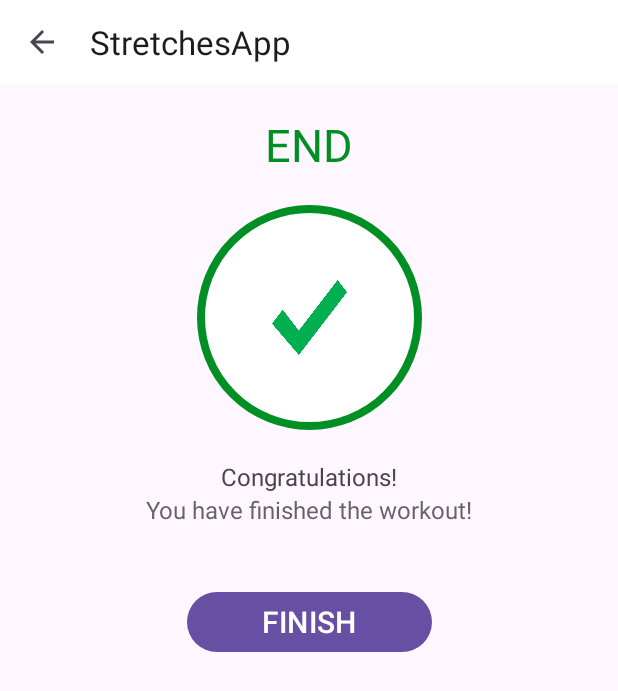
After one commit to AndreRanussi/StretchesApp, an Android app: the FinishActivity screen opened directly, with no data from a screen before it, on a phone screen of 412 x 824 dp. The commit adds this screen. Shown: the top 691 px of the screen. Run offline under Robolectric (Android 15) with nearby library versions, the phone set to English and light mode, and no system bars.

Commit message:
added a finish screen to the applications

```diff
--- a/app/src/main/AndroidManifest.xml
+++ b/app/src/main/AndroidManifest.xml
@@ -19,6 +19,9 @@
         android:theme="@style/Theme.StretchesApp"
         tools:targetApi="31">
         <activity
+            android:name=".FinishActivity"
+            android:exported="false" />
+        <activity
             android:name=".ExerciseActivity"
             android:exported="false" />
         <activity
--- a/app/src/main/java/com/course/stretchesapp/Constants.kt
+++ b/app/src/main/java/com/course/stretchesapp/Constants.kt
@@ -30,7 +30,7 @@ object Constants {
             false
         )
         exerciseList.add(highKneeRunning)
-
+//
         val lunge = ExerciseModel(
             4,
             "Lunges",
@@ -88,7 +88,7 @@ object Constants {
 
         val stepUp = ExerciseModel(
             10,
-            "Sep Up",
+            "Step Up",
             R.drawable.ic_step_up_onto_chair,
             false,
             false
--- a/app/src/main/java/com/course/stretchesapp/ExerciseActivity.kt
+++ b/app/src/main/java/com/course/stretchesapp/ExerciseActivity.kt
@@ -1,6 +1,7 @@
 package com.course.stretchesapp
 
 
+import android.content.Intent
 import android.media.MediaPlayer
 import android.net.Uri
 import androidx.appcompat.app.AppCompatActivity
@@ -12,7 +13,6 @@ import android.speech.tts.TextToSpeech
 import android.util.Log
 import android.view.View.INVISIBLE
 import android.view.View.VISIBLE
-import android.widget.Toast
 import androidx.recyclerview.widget.LinearLayoutManager
 import com.course.stretchesapp.databinding.ActivityExerciseBinding
 import java.util.Locale
@@ -98,10 +98,11 @@ class ExerciseActivity : AppCompatActivity(), TextToSpeech.OnInitListener {
 
         if (currentExercisePosition+1 <= 0) {
             binding?.tvTitle?.text = "GET READY"
-            speakOut("Get Ready for ${exerciseList!![currentExercisePosition+1].getName()} in $restPeriod seconds")
+            speakOut("Get Ready for ${exerciseList!![currentExercisePosition+1].getName()}")
+
         } else {
             binding?.tvTitle?.text = "REST"
-            speakOut("The next exercise is ${exerciseList!![currentExercisePosition+1].getName()} in $restPeriod seconds")
+            speakOut("The next exercise is ${exerciseList!![currentExercisePosition+1].getName()}")
         }
 
         if(restTimer != null ) {
@@ -156,7 +157,7 @@ class ExerciseActivity : AppCompatActivity(), TextToSpeech.OnInitListener {
 
         mainHandler.postDelayed( {
             setExerciseProgressBar()
-        }, 1500)
+        }, 1000)
 
 
     }
@@ -201,6 +202,9 @@ class ExerciseActivity : AppCompatActivity(), TextToSpeech.OnInitListener {
 
                 if(currentExercisePosition < exerciseList?.size!! -1 ) {
                     setupRestView()
+                } else {
+                    val intent = Intent(this@ExerciseActivity, FinishActivity::class.java )
+                    startActivity(intent)
                 }
             }
         }.start()
--- /dev/null
+++ b/app/src/main/java/com/course/stretchesapp/FinishActivity.kt
@@ -0,0 +1,30 @@
+package com.course.stretchesapp
+
+import android.content.Intent
+import androidx.appcompat.app.AppCompatActivity
+import android.os.Bundle
+import com.course.stretchesapp.databinding.ActivityFinishBinding
+
+class FinishActivity : AppCompatActivity() {
+    private var binding: ActivityFinishBinding? = null
+
+
+    override fun onCreate(savedInstanceState: Bundle?) {
+        super.onCreate(savedInstanceState)
+        binding = ActivityFinishBinding.inflate(layoutInflater)
+        setContentView(binding?.root)
+
+        setSupportActionBar(binding?.toolbarFinishActivity)
+        if(supportActionBar != null) {
+            supportActionBar?.setDisplayHomeAsUpEnabled(true)
+        }
+
+    binding?.btnFinish?.setOnClickListener{
+        val intent  = Intent(this@FinishActivity, MainActivity::class.java)
+        startActivity(intent)
+    }
+
+
+
+    }
+}
--- a/app/src/main/res/drawable/item_circular_thin_color_accent_border.xml
+++ b/app/src/main/res/drawable/item_circular_thin_color_accent_border.xml
@@ -4,7 +4,7 @@
 
     <stroke
         android:width="1dp"
-        android:color="@color/white">
+        android:color="@color/colorAccent">
     </stroke>
 
     <solid android:color="@color/white"></solid>
--- /dev/null
+++ b/app/src/main/res/layout/activity_finish.xml
@@ -0,0 +1,110 @@
+<?xml version="1.0" encoding="utf-8"?>
+<androidx.constraintlayout.widget.ConstraintLayout xmlns:android="http://schemas.android.com/apk/res/android"
+    xmlns:app="http://schemas.android.com/apk/res-auto"
+    xmlns:tools="http://schemas.android.com/tools"
+    android:layout_width="match_parent"
+    android:layout_height="match_parent"
+    tools:context=".FinishActivity">
+
+    <androidx.appcompat.widget.Toolbar
+        android:id="@+id/toolbar_finish_Activity"
+        android:layout_width="match_parent"
+        android:layout_height="?android:attr/actionBarSize"
+        android:background="#ffffff"
+        app:layout_constraintTop_toTopOf="parent"
+        app:layout_constraintEnd_toEndOf="parent"
+        app:layout_constraintStart_toStartOf="parent"
+        app:layout_constraintBottom_toTopOf="@id/tvEndTitle"
+        />
+
+
+
+
+    <TextView
+        android:id="@+id/tvEndTitle"
+        android:layout_width="wrap_content"
+        android:layout_height="wrap_content"
+
+        android:text="END"
+        android:textColor="@color/colorAccent"
+        android:textSize="30sp"
+
+        android:layout_marginTop="20dp"
+
+
+        app:layout_constraintStart_toStartOf="parent"
+        app:layout_constraintEnd_toEndOf="parent"
+        app:layout_constraintBottom_toTopOf="@id/flEndIcon"
+        app:layout_constraintTop_toBottomOf="@+id/toolbar_finish_Activity"
+        />
+
+    <FrameLayout
+        android:id="@+id/flEndIcon"
+        android:layout_width="150dp"
+        android:layout_height="150dp"
+        android:layout_marginTop="20dp"
+
+        app:layout_constraintTop_toBottomOf="@id/tvEndTitle"
+        app:layout_constraintStart_toStartOf="parent"
+        app:layout_constraintEnd_toEndOf="parent"
+        app:layout_constraintBottom_toTopOf="@id/tvCongrats"
+
+        android:background="@drawable/item_color_accent_border_ripple_background"
+        >
+
+        <ImageView
+            android:layout_width="50dp"
+            android:layout_height="50dp"
+            android:src="@drawable/ic_action_done"
+            android:layout_gravity="center"
+            android:scaleType="fitXY"
+
+            />
+
+    </FrameLayout>
+
+
+    <TextView
+        android:id="@+id/tvCongrats"
+        android:layout_width="wrap_content"
+        android:layout_height="wrap_content"
+        app:layout_constraintTop_toBottomOf="@id/flEndIcon"
+        app:layout_constraintStart_toStartOf="parent"
+        app:layout_constraintEnd_toEndOf="parent"
+        app:layout_constraintBottom_toTopOf="@id/tvTxt"
+        android:layout_marginTop="20dp"
+        android:text="Congratulations!"
+        android:textSize="16sp"
+
+        />
+
+    <TextView
+        android:id="@+id/tvTxt"
+        android:layout_width="wrap_content"
+        android:layout_height="wrap_content"
+        app:layout_constraintTop_toBottomOf="@id/tvCongrats"
+        app:layout_constraintStart_toStartOf="parent"
+        app:layout_constraintEnd_toEndOf="parent"
+        app:layout_constraintBottom_toTopOf="@id/btnFinish"
+        android:text="You have finished the workout!"
+        android:textSize="16sp"
+        android:textColor="@color/colorPrimaryDark"
+
+        />
+
+    <Button
+        android:id="@+id/btnFinish"
+        android:layout_width="wrap_content"
+        android:layout_height="wrap_content"
+        android:text="FINISH"
+        android:textSize="20sp"
+        app:layout_constraintTop_toBottomOf="@id/tvTxt"
+        app:layout_constraintEnd_toEndOf="parent"
+        app:layout_constraintStart_toStartOf="parent"
+
+        android:paddingStart="50dp"
+        android:paddingEnd="50dp"
+        android:layout_marginTop="40sp"
+        />
+
+</androidx.constraintlayout.widget.ConstraintLayout>
```
Also changed, not shown: app/src/main/res/drawable/ic_action_done.png (added).
